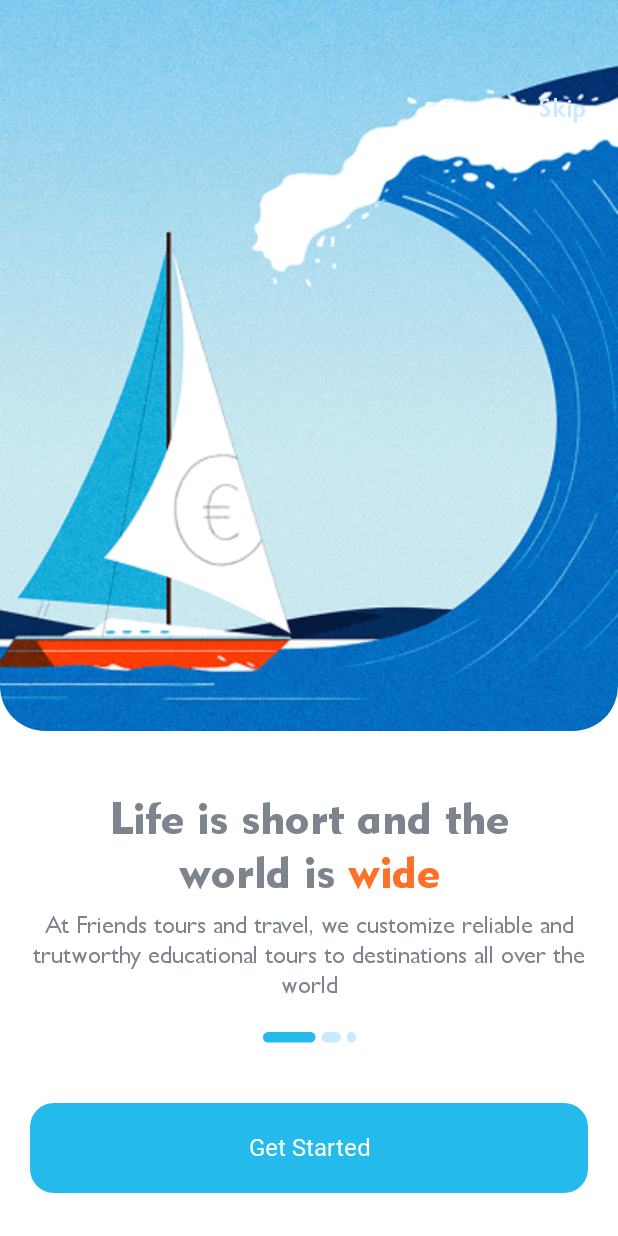
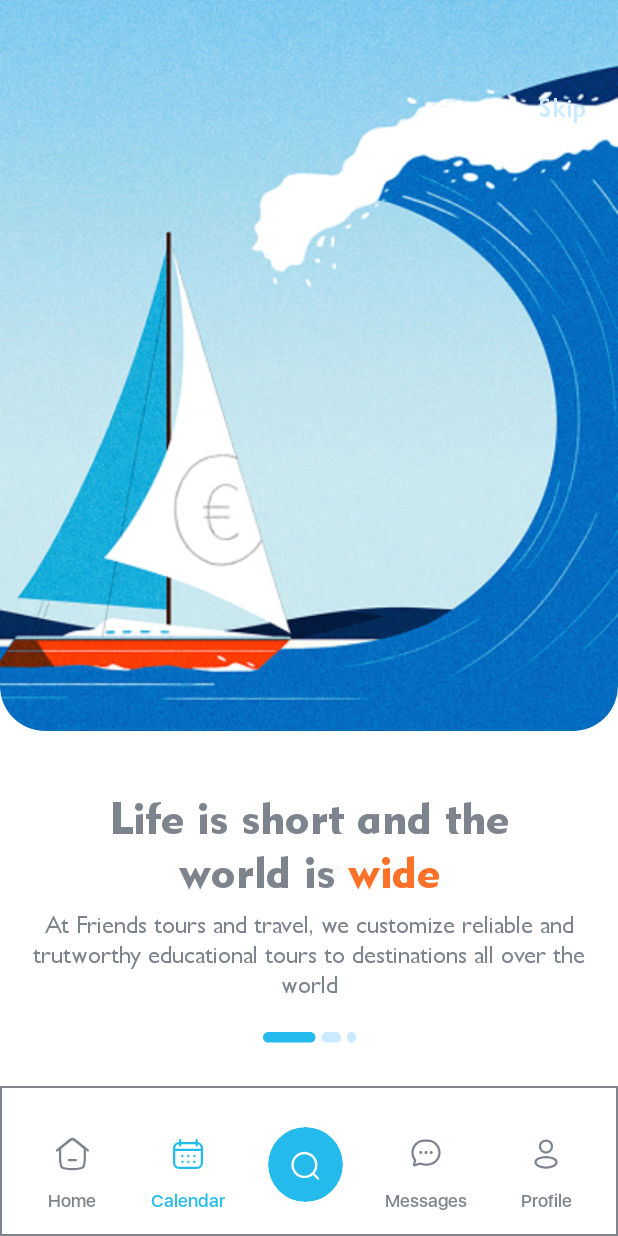
Before and after one commit to g4samson/travenor, an Android app built with Jetpack Compose: the screen it shows after launch (MainActivity), on a phone screen of 412 x 824 dp. Run offline under Robolectric (Android 15) with nearby library versions, the phone set to English and light mode, and no system bars; our stand-ins replace Dagger/Hilt's generated code; libraries missing offline, so code that uses them is left out: io.github.jan.supabase; Roboto replaces fonts that are not available here.

Commit message:
fixed bottom bar

```diff
--- /dev/null
+++ b/app/src/main/java/com/travenor/travellingapp/data/models/NavItemData.kt
@@ -0,0 +1,9 @@
+package com.travenor.travellingapp.data.models
+
+import com.travenor.travellingapp.data.utils.Destinations
+
+data class NavItemData(
+    val icon: Int,
+    val title: String,
+    val route: Destinations,
+)
--- a/app/src/main/java/com/travenor/travellingapp/data/utils/Constants.kt
+++ b/app/src/main/java/com/travenor/travellingapp/data/utils/Constants.kt
@@ -1,6 +1,7 @@
 package com.travenor.travellingapp.data.utils
 
 import com.travenor.travellingapp.R
+import com.travenor.travellingapp.data.models.NavItemData
 import com.travenor.travellingapp.data.models.OnboardingItem
 import kotlinx.serialization.Serializable
 
@@ -24,6 +25,14 @@ object Constants {
             image = R.drawable.onboard_img_3,
             indicator = R.drawable.onboard_ind_3
         )
+    )
+
+    val navs = listOf<NavItemData>(
+        NavItemData(R.drawable.bottom_nav_home, "Home", Destinations.Home),
+        NavItemData(R.drawable.bottom_nav_calendar, "Calendar", Destinations.Home),
+        NavItemData(R.drawable.bottom_nav_search, "", Destinations.Home),
+        NavItemData(R.drawable.bottom_nav_chat, "Messages", Destinations.Home),
+        NavItemData(R.drawable.bottom_nav_profile, "Profile", Destinations.Home),
     )
 
 }
@@ -53,6 +62,10 @@ sealed class Destinations {
             Home
         )
 
+        var topBppEnabledItems = listOf(
+            Home
+        )
+
         fun tryParse(objName: String): Destinations? {
 
             return when(objName) {
@@ -71,5 +84,10 @@ sealed class Destinations {
             val obj = tryParse(destinationName)
             return bottomBarEnabledItems.contains(obj)
         }
+
+        fun isTopBarShouldBeShown(destinationName: String?): Boolean {
+            val obj = tryParse(destinationName ?: "")
+            return obj != null && topBppEnabledItems.contains(obj)
+        }
     }
 }
--- a/app/src/main/java/com/travenor/travellingapp/presentation/composable/bottomAppBarComponent/BottomAppBarComponent.kt
+++ b/app/src/main/java/com/travenor/travellingapp/presentation/composable/bottomAppBarComponent/BottomAppBarComponent.kt
@@ -2,26 +2,126 @@ package com.travenor.travellingapp.presentation.composable.bottomAppBarComponent
 
 import androidx.compose.foundation.background
 import androidx.compose.foundation.border
+import androidx.compose.foundation.layout.Arrangement
+import androidx.compose.foundation.layout.Column
+import androidx.compose.foundation.layout.Row
+import androidx.compose.foundation.layout.fillMaxHeight
 import androidx.compose.foundation.layout.fillMaxWidth
 import androidx.compose.foundation.layout.height
+import androidx.compose.foundation.layout.padding
+import androidx.compose.foundation.layout.size
 import androidx.compose.foundation.shape.RoundedCornerShape
 import androidx.compose.material3.BottomAppBar
+import androidx.compose.material3.Icon
+import androidx.compose.material3.IconButton
+import androidx.compose.material3.NavigationBarItem
+import androidx.compose.material3.Text
 import androidx.compose.runtime.Composable
+import androidx.compose.runtime.collectAsState
+import androidx.compose.runtime.getValue
+import androidx.compose.ui.Alignment
 import androidx.compose.ui.Modifier
+import androidx.compose.ui.draw.clip
+import androidx.compose.ui.graphics.Color
+import androidx.compose.ui.res.painterResource
+import androidx.compose.ui.text.font.FontWeight
+import androidx.compose.ui.tooling.preview.Preview
 import androidx.compose.ui.unit.dp
+import androidx.compose.ui.unit.sp
+import androidx.hilt.navigation.compose.hiltViewModel
+import androidx.navigation.NavHostController
+import androidx.navigation.compose.rememberNavController
+import com.travenor.travellingapp.R
+import com.travenor.travellingapp.data.utils.Constants
+import com.travenor.travellingapp.presentation.composable.cardComponents.CardComponentsViewModel
 import com.travenor.travellingapp.presentation.theme.MainWhite
+import com.travenor.travellingapp.presentation.theme.Primary
 import com.travenor.travellingapp.presentation.theme.SubTextColor
+import com.travenor.travellingapp.presentation.theme.Typography
 
 @Composable
-fun BottomAppBarComponent(modifier: Modifier = Modifier) {
+fun BottomAppBarComponent(
+    navController: NavHostController = rememberNavController(),
+    viewModel: BottomAppBarViewModel = hiltViewModel()
+) {
+    val selectedIndex by viewModel.selectedIndex.collectAsState()
 
 
-    BottomAppBar(modifier = Modifier
-        .background(MainWhite)
-        .border(1.dp, SubTextColor, RoundedCornerShape(24.dp))
-        .height(100.dp).fillMaxWidth(), containerColor = MainWhite
+    BottomAppBar(
+        modifier = Modifier
+            .background(MainWhite)
+            .border(1.dp, SubTextColor)
+            .height(100.dp)
+            .fillMaxWidth(), containerColor = MainWhite
     ) {
 
+        Row(
+            modifier = Modifier
+                .fillMaxWidth()
+                .padding(horizontal = 20.dp),
+            horizontalArrangement = Arrangement.SpaceBetween
+        ) {
+
+            Constants.navs.forEachIndexed { index, btn ->
+                val isSelected = index == selectedIndex
+
+                if (btn.title.isEmpty()) {
+                    Column(
+                        modifier = Modifier.fillMaxHeight(),
+                        verticalArrangement = Arrangement.Center,
+                        horizontalAlignment = Alignment.CenterHorizontally
+                    ) {
+                        IconButton(
+                            onClick = {
+                                navController.navigate(btn.route)
+                                viewModel.select(index)
+                            },
+                            modifier = Modifier
+                                .size(50.dp)
+                                .clip(RoundedCornerShape(100.dp))
+                                .background(Primary, RoundedCornerShape(100.dp))
+                        ) {
+                            Icon(
+                                painterResource(btn.icon),
+                                contentDescription = null,
+                                modifier = Modifier.size(24.dp),
+                                tint = Color.Unspecified
+                            )
+                        }
+                    }
+                } else {
+                    Column(
+                        modifier = Modifier.fillMaxHeight(),
+                        verticalArrangement = Arrangement.Center,
+                        horizontalAlignment = Alignment.CenterHorizontally
+                    ) {
+                        IconButton(
+                            onClick = {
+                                navController.navigate(btn.route)
+                                viewModel.select(index)
+                            },
+                            modifier = Modifier,
+                        ) {
+                            Icon(
+                                painterResource(btn.icon),
+                                contentDescription = null,
+                                modifier = Modifier.size(24.dp),
+                                tint = if (isSelected) Primary else SubTextColor
+                            )
+                        }
+                        Text(
+                            btn.title,
+                            style = Typography.bodyMedium.copy(
+                                fontSize = 12.sp,
+                                fontWeight = FontWeight.Medium,
+                                lineHeight = 16.sp,
+                                color = if (isSelected) Primary else SubTextColor
+                            )
+                        )
+                    }
+                }
+            }
+        }
     }
 
 }
--- a/app/src/main/java/com/travenor/travellingapp/presentation/composable/bottomAppBarComponent/BottomAppBarViewModel.kt
+++ b/app/src/main/java/com/travenor/travellingapp/presentation/composable/bottomAppBarComponent/BottomAppBarViewModel.kt
@@ -3,11 +3,16 @@ package com.travenor.travellingapp.presentation.composable.bottomAppBarComponent
 import androidx.lifecycle.ViewModel
 import com.travenor.travellingapp.domain.repositories.DomainRepositoryImpl
 import dagger.hilt.android.lifecycle.HiltViewModel
+import kotlinx.coroutines.flow.MutableStateFlow
+import kotlinx.coroutines.flow.StateFlow
 import javax.inject.Inject
 
-@HiltViewModel
-class BottomAppBarViewModel @Inject constructor(
-    private val domainRepository: DomainRepositoryImpl
-) : ViewModel() {
+class BottomAppBarViewModel : ViewModel() {
 
+    private val _selectedIndex = MutableStateFlow(1)
+    val selectedIndex: StateFlow<Int> = _selectedIndex
+
+    fun select(index: Int) {
+        _selectedIndex.value = index
+    }
 }
--- a/app/src/main/java/com/travenor/travellingapp/presentation/screens/MainActivity.kt
+++ b/app/src/main/java/com/travenor/travellingapp/presentation/screens/MainActivity.kt
@@ -1,6 +1,7 @@
 package com.travenor.travellingapp.presentation.screens
 
 import android.os.Bundle
+import android.util.Log
 import androidx.activity.ComponentActivity
 import androidx.activity.compose.setContent
 import androidx.activity.enableEdgeToEdge
@@ -19,6 +20,7 @@ import androidx.hilt.navigation.compose.hiltViewModel
 import androidx.navigation.compose.rememberNavController
 import com.travenor.travellingapp.data.utils.Destinations
 import com.travenor.travellingapp.presentation.composable.NavGraph
+import com.travenor.travellingapp.presentation.composable.bottomAppBarComponent.BottomAppBarComponent
 import com.travenor.travellingapp.presentation.screens.onboardingScreen.OnboardingViewModel
 import com.travenor.travellingapp.presentation.theme.TravellingAppTheme
 import dagger.hilt.android.AndroidEntryPoint
@@ -38,17 +40,24 @@ class MainActivity : ComponentActivity() {
                 val navController = rememberNavController()
 
                 val isBottomBarShouldBeShown = remember { mutableStateOf(true) }
-//                val isTopBarShouldBeShown = remember { mutableStateOf(true) }
+                val isTopBarShouldBeShown = remember { mutableStateOf(true) }
 
                 navController.addOnDestinationChangedListener { controller, _, _ ->
                     val route = controller.currentDestination?.route?.substringAfterLast(".")
                     isBottomBarShouldBeShown.value =
                         Destinations.isBottomBarShouldBeShown(route ?: "")
-//                    isTopBarShouldBeShown.value = Destinations.isTopBarShouldBeShown(route ?: "")
+                    Log.i("UI", isBottomBarShouldBeShown.value.toString())
+                    isTopBarShouldBeShown.value =
+                        Destinations.isTopBarShouldBeShown(route ?: "")
                 }
 
+                Scaffold(
+                    modifier = Modifier.fillMaxSize(),
+                    bottomBar = {
+                            BottomAppBarComponent(navController)
 
-                    Scaffold(modifier = Modifier.Companion.fillMaxSize()) { innerPadding ->
+                    }) { innerPadding ->
+
                     NavGraph(
                         navController = navController,
                         modifier = Modifier
--- a/app/src/main/java/com/travenor/travellingapp/presentation/screens/homeScreen/HomeScreen.kt
+++ b/app/src/main/java/com/travenor/travellingapp/presentation/screens/homeScreen/HomeScreen.kt
@@ -10,6 +10,7 @@ import androidx.compose.foundation.layout.fillMaxSize
 import androidx.compose.foundation.layout.fillMaxWidth
 import androidx.compose.foundation.layout.height
 import androidx.compose.foundation.layout.padding
+import androidx.compose.foundation.layout.width
 import androidx.compose.foundation.lazy.grid.GridCells
 import androidx.compose.foundation.lazy.grid.LazyHorizontalGrid
 import androidx.compose.foundation.lazy.grid.items
@@ -87,7 +88,7 @@ fun HomeScreen(
 
         Row(
             modifier = Modifier.fillMaxWidth().padding(horizontal = 20.dp),
-            horizontalArrangement = Arrangement.SpaceBetween
+            horizontalArrangement = Arrangement.SpaceBetween, verticalAlignment = Alignment.CenterVertically
         ) {
             Text(
                 "Best Destination",
@@ -116,12 +117,11 @@ fun HomeScreen(
                     PlaceListItem(place) {
                     }
                 }
+
+                item { Spacer(Modifier.width(10.dp)) }
             }
         } else {
             Text("List is empty!", style = Typography.bodyMedium)
         }
-
-
-
     }
 }
--- a/app/src/main/java/com/travenor/travellingapp/presentation/screens/signInScreen/SignInScreen.kt
+++ b/app/src/main/java/com/travenor/travellingapp/presentation/screens/signInScreen/SignInScreen.kt
@@ -10,6 +10,7 @@ import androidx.compose.foundation.layout.fillMaxSize
 import androidx.compose.foundation.layout.fillMaxWidth
 import androidx.compose.foundation.layout.height
 import androidx.compose.foundation.layout.padding
+import androidx.compose.foundation.layout.width
 import androidx.compose.foundation.rememberScrollState
 import androidx.compose.foundation.shape.RoundedCornerShape
 import androidx.compose.foundation.verticalScroll
@@ -151,14 +152,17 @@ fun SignInScreen(
                 contentColor = MainWhite,
                 shape = RoundedCornerShape(15.dp)
             ) {
-                Text(text = data.visuals.message, color = MainWhite)
+                Column(modifier = Modifier.fillMaxWidth(), horizontalAlignment = Alignment.CenterHorizontally) {
+                    Text(text = data.visuals.message, color = MainWhite)
+                    Spacer(Modifier.height(16.dp))
+                    CircularProgressIndicator(
+                        modifier = Modifier.width(50.dp),
+                        color = MainWhite,
+                        strokeWidth = 3.dp
+                    )
+                }
+
             }
-            Spacer(Modifier.height(16.dp))
-            CircularProgressIndicator(
-                modifier = Modifier.fillMaxWidth(),
-                color = MainWhite,
-                strokeWidth = 3.dp
-            )
         }
     )
 
--- a/app/src/main/java/com/travenor/travellingapp/presentation/screens/signUpScreen/SignUpScreen.kt
+++ b/app/src/main/java/com/travenor/travellingapp/presentation/screens/signUpScreen/SignUpScreen.kt
@@ -8,6 +8,7 @@ import androidx.compose.foundation.layout.fillMaxWidth
 import androidx.compose.foundation.layout.height
 import androidx.compose.foundation.layout.padding
 import androidx.compose.foundation.layout.size
+import androidx.compose.foundation.layout.width
 import androidx.compose.foundation.rememberScrollState
 import androidx.compose.foundation.shape.RoundedCornerShape
 import androidx.compose.foundation.verticalScroll
@@ -124,13 +125,15 @@ fun SignUpScreen(
                 contentColor = MainWhite,
                 shape = RoundedCornerShape(15.dp)
             ) {
+                Column(modifier = Modifier.fillMaxWidth(), horizontalAlignment = Alignment.CenterHorizontally) {
                     Text(text = data.visuals.message, color = MainWhite)
                     Spacer(Modifier.height(16.dp))
                     CircularProgressIndicator(
-                    modifier = Modifier.size(100.dp),
+                        modifier = Modifier.width(50.dp),
                         color = MainWhite,
                         strokeWidth = 3.dp
                     )
+                }
             }
         }
     )
--- /dev/null
+++ b/app/src/main/res/drawable/bottom_nav_search.xml
@@ -0,0 +1,20 @@
+<vector xmlns:android="http://schemas.android.com/apk/res/android"
+    android:width="24dp"
+    android:height="24dp"
+    android:viewportWidth="24"
+    android:viewportHeight="24">
+  <path
+      android:pathData="M10.941,11.941m-7.941,0a7.941,7.941 0,1 1,15.883 0a7.941,7.941 0,1 1,-15.883 0"
+      android:strokeLineJoin="round"
+      android:strokeWidth="1.6"
+      android:fillColor="#00000000"
+      android:strokeColor="#ffffff"
+      android:strokeLineCap="round"/>
+  <path
+      android:pathData="M20,21L17.001,18.001"
+      android:strokeLineJoin="round"
+      android:strokeWidth="1.6"
+      android:fillColor="#00000000"
+      android:strokeColor="#ffffff"
+      android:strokeLineCap="round"/>
+</vector>
```
Lines whose indentation alone changed are shown as unchanged.
